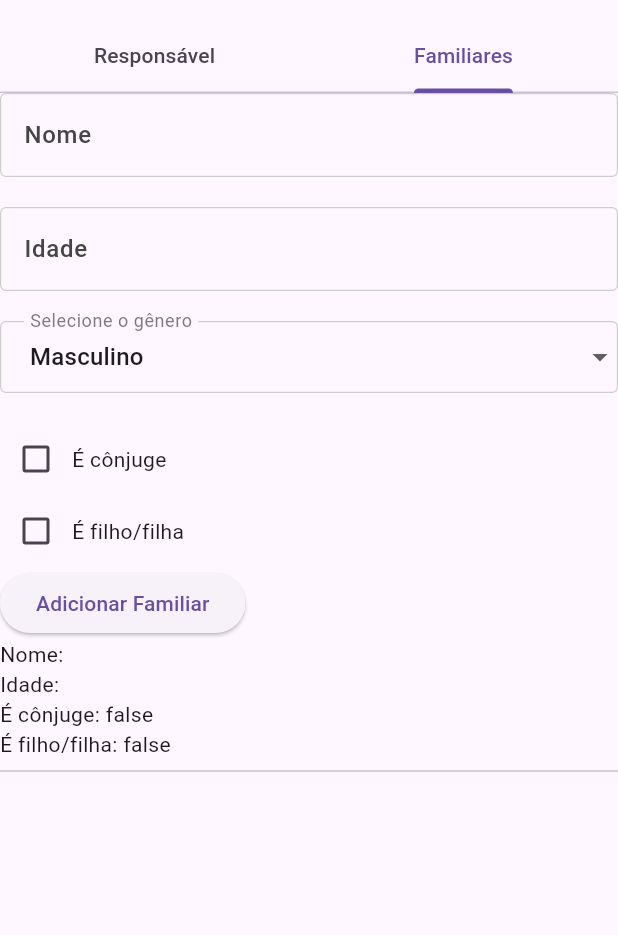
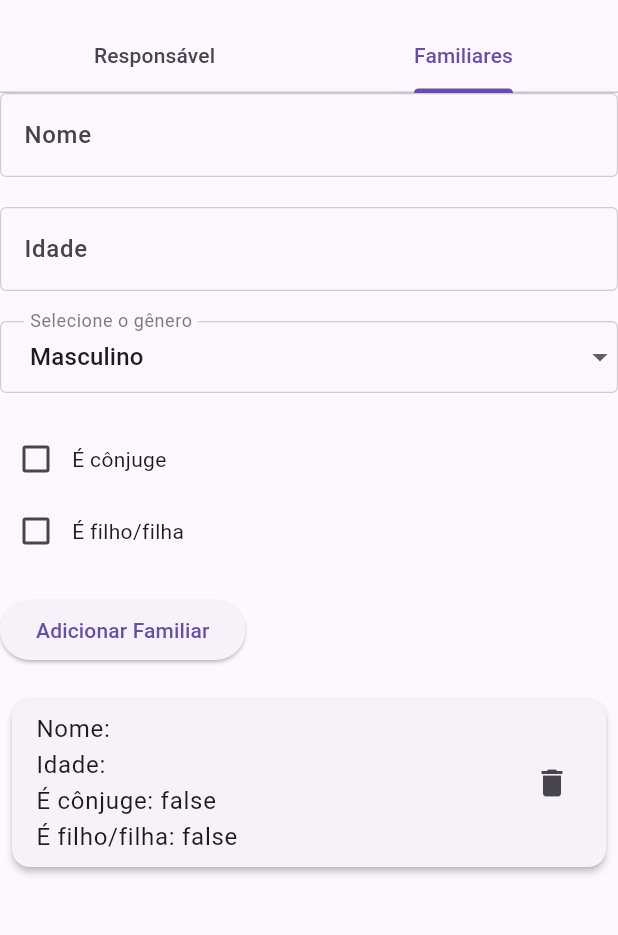
Before and after one commit to ApenasEsdras/sisteDeGerenciamentoInternoRenascerDaEsperanca, a Flutter app: the CadastroScreen screen opened directly, tab 2 chosen, after a tap on "Adicionar Familiar", on a phone screen of 412 x 824 dp, the part 63-998 px from its top. Run offline on Flutter 3.47's test engine with Material 3 defaults, Android fonts, the light colour scheme and no system bars; our stand-ins replace cloud_firestore, firebase_core; accounts and stored records are empty; Roboto replaces fonts that are missing (roboto).

Commit message:
melhorando o font da cadastro de usuarios

```diff
--- a/lib/app/modules/cadastro/cadastraFamiliar/cadastra_familiar_model.dart
+++ b/lib/app/modules/cadastro/cadastraFamiliar/cadastra_familiar_model.dart
@@ -12,8 +12,5 @@ class Familiares {
     this.isConjuge = false,
     this.isFilho = false,
   });
-
-  static Map<String, dynamic> familiaresList = {};
-
-
+  static List<Map<String, dynamic>> dadosDosFamiliares = [];
 }
--- a/lib/app/modules/cadastro/cadastraFamiliar/cadastra_familiares_controller.dart
+++ /dev/null
@@ -1,3 +0,0 @@
-class FamiliaresCardData {
-  static List<Map<String, dynamic>> dadosDosFamiliares = [];
-}
--- a/lib/app/modules/cadastro/cadastraFamiliar/familiares_card.dart
+++ b/lib/app/modules/cadastro/cadastraFamiliar/familiares_card.dart
@@ -1,11 +1,9 @@
 // ignore_for_file: library_private_types_in_public_api
 
+import 'cadastra_familiar_model.dart';
 import 'package:flutter/material.dart';
+import '../../../../styles/colors_app.dart';
 import 'package:sistemarenascerdaesperanca/styles/widget/iput_decoration.dart';
-
-import '../../../../styles/colors_app.dart';
-import 'cadastra_familiar_model.dart';
-import 'cadastra_familiares_controller.dart';
 
 class CadastroPessoaPage extends StatefulWidget {
   const CadastroPessoaPage({Key? key}) : super(key: key);
@@ -17,8 +15,8 @@ class CadastroPessoaPage extends StatefulWidget {
 class _CadastroPessoaPageState extends State<CadastroPessoaPage> {
   final TextEditingController _nomeController = TextEditingController();
   final TextEditingController _idadeController = TextEditingController();
-  String _selectedGender = 'Masculino'; // Valor padrão
-  final List<String> _genders = ['Masculino', 'Feminino', 'Outro']; // Opções
+  String _selectedGender = 'Masculino';
+  final List<String> _genders = ['Masculino', 'Feminino', 'Outro'];
 
   bool _isConjuge = false;
   bool _isFilho = false;
@@ -108,36 +106,53 @@ class _CadastroPessoaPageState extends State<CadastroPessoaPage> {
           const Text('É filho/filha'),
         ],
       ),
+      const SizedBox(height: 18),
       ElevatedButton(
         onPressed: () {
           // Adiciona um novo familiar à lista
           setState(() {
-            FamiliaresCardData.dadosDosFamiliares.add({
+            Familiares.dadosDosFamiliares.add({
               'nome': _nomeController.text,
               'idade': _idadeController.text,
               'isConjuge': _isConjuge,
               'isFilho': _isFilho,
             });
+
+            _nomeController.text = '';
+            _idadeController.text = '';
           });
         },
         child: const Text('Adicionar Familiar'),
       ),
-
+      const SizedBox(height: 18),
       // Exibe os familiares adicionados
       ListView.builder(
         shrinkWrap: true,
-        itemCount: FamiliaresCardData.dadosDosFamiliares.length,
+        itemCount: Familiares.dadosDosFamiliares.length,
         itemBuilder: (context, index) {
-          final familiar = FamiliaresCardData.dadosDosFamiliares[index];
-          return Column(
+          final familiar = Familiares.dadosDosFamiliares[index];
+          return Card(
+            elevation: 2,
+            margin: const EdgeInsets.symmetric(vertical: 4, horizontal: 8),
+            child: ListTile(
+              title: Column(
                 crossAxisAlignment: CrossAxisAlignment.start,
                 children: [
                   Text('Nome: ${familiar['nome']}'),
                   Text('Idade: ${familiar['idade']}'),
                   Text('É cônjuge: ${familiar['isConjuge']}'),
                   Text('É filho/filha: ${familiar['isFilho']}'),
-              const Divider(),
                 ],
+              ),
+              trailing: GestureDetector(
+                onTap: () {
+                  setState(() {
+                    Familiares.dadosDosFamiliares.removeAt(index);
+                  });
+                },
+                child: Icon(Icons.delete),
+              ),
+            ),
           );
         },
       ),
--- a/lib/app/modules/cadastro/cadastraResponsavel/cadastro_responsavel_controller.dart
+++ b/lib/app/modules/cadastro/cadastraResponsavel/cadastro_responsavel_controller.dart
@@ -1,7 +1,6 @@
 // ignore_for_file: use_build_context_synchronously, unused_element, avoid_print
 
 import 'dart:convert';
-
 import 'package:cloud_firestore/cloud_firestore.dart';
 import 'package:flutter/material.dart';
 import 'package:http/http.dart' as http;
@@ -9,7 +8,6 @@ import 'package:sistemarenascerdaesperanca/app/modules/home/home_page.dart';
 import 'package:sistemarenascerdaesperanca/helpers/alert_dialog.dart.dart';
 
 import '../cadastraFamiliar/cadastra_familiar_model.dart';
-import '../cadastraFamiliar/cadastra_familiares_controller.dart';
 
 class CadastroResponsavelController {
   final formKey = GlobalKey<FormState>();
@@ -29,14 +27,12 @@ class CadastroResponsavelController {
   final complementoController = TextEditingController();
   final foneController = TextEditingController();
   final emailController = TextEditingController();
-  // Adicione outros controllers conforme necessário
 
   Future<void> cadastrarResponsavel() async {
     if (formKey.currentState!.validate()) {
       final bool responsavelNaoCadastrado =
           await _verificarCadastroResponsavel();
       if (responsavelNaoCadastrado) {
-
         final dadosDaFamilia = {
           'nome': nomeController.text,
           'cpf': cpfController.text,
@@ -44,7 +40,7 @@ class CadastroResponsavelController {
           // 'complemento': complementoController.text,
           'fone': foneController.text,
           'email': emailController.text,
-          'familiares':  FamiliaresCardData.dadosDosFamiliares,
+          'familiares': Familiares.dadosDosFamiliares,
           'endereco': '${logradouroController.text}, '
               ' ${numeroController.text}, '
               ' ${bairroController.text}, '
@@ -58,7 +54,6 @@ class CadastroResponsavelController {
               .set(dadosDaFamilia);
           debugPrint(jsonEncode(dadosDaFamilia));
           CustomAlertDialog.cadastroResponsavelSucesso(context);
-          // Chamar o callback de sucesso se estiver definido
 
           Navigator.of(context).pushReplacement(
             MaterialPageRoute(
```
Lines whose indentation alone changed are shown as unchanged.
